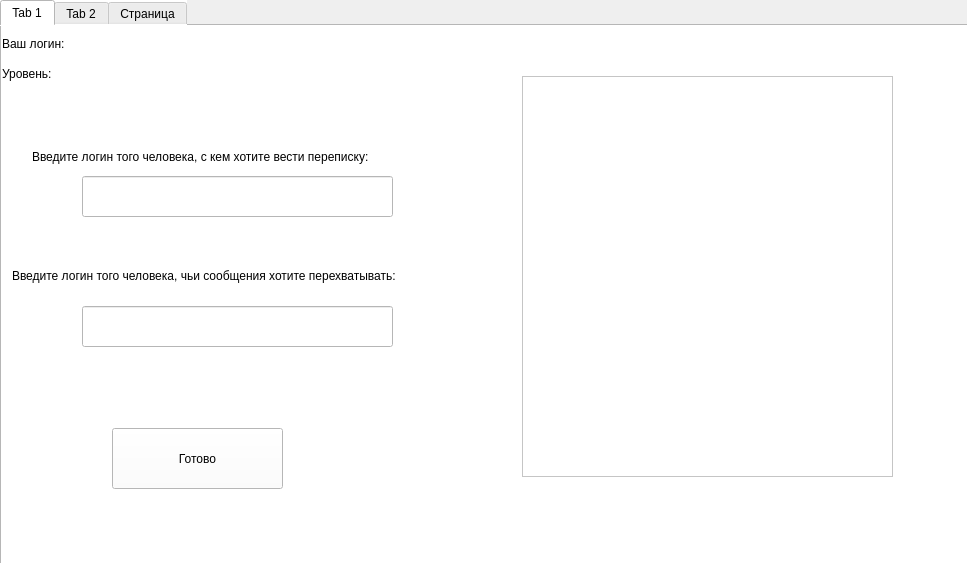
First picture: the form in Qt/home_windows.ui, repository shm0nya/Lipilin-s-game, before the edit.
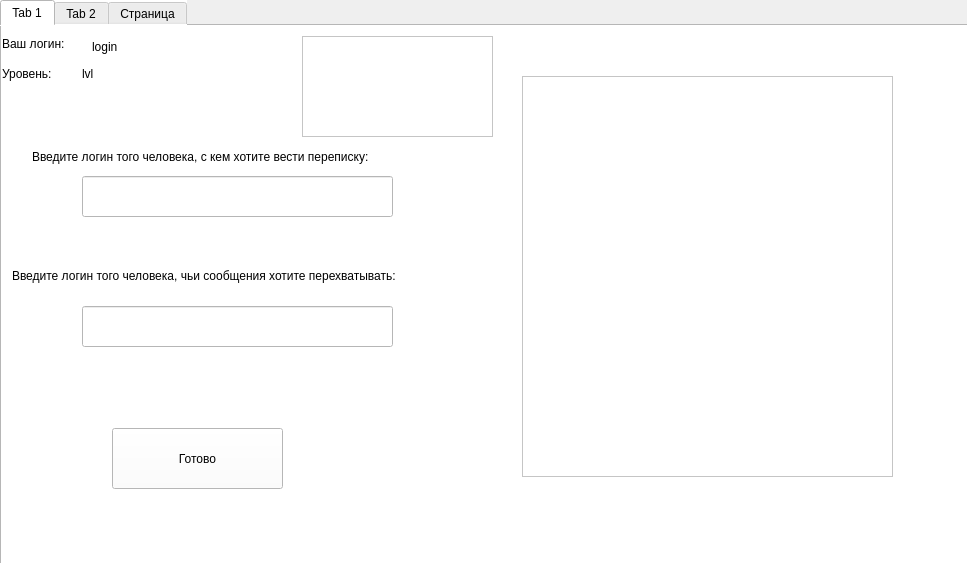
Second picture: the form after the edit.

The edit to the form file:
```diff
--- a/Qt/home_windows.ui
+++ b/Qt/home_windows.ui
@@ -13,19 +13,6 @@
   <property name="windowTitle">
    <string>Form</string>
   </property>
-  <widget class="QLabel" name="label_login">
-   <property name="geometry">
-    <rect>
-     <x>80</x>
-     <y>10</y>
-     <width>191</width>
-     <height>21</height>
-    </rect>
-   </property>
-   <property name="text">
-    <string/>
-   </property>
-  </widget>
   <widget class="QTabWidget" name="tabWidget">
    <property name="geometry">
     <rect>
@@ -144,6 +131,42 @@
       </rect>
      </property>
     </widget>
+    <widget class="QLabel" name="label_login">
+     <property name="geometry">
+      <rect>
+       <x>90</x>
+       <y>10</y>
+       <width>191</width>
+       <height>21</height>
+      </rect>
+     </property>
+     <property name="text">
+      <string>login</string>
+     </property>
+    </widget>
+    <widget class="QLabel" name="label_level">
+     <property name="geometry">
+      <rect>
+       <x>80</x>
+       <y>40</y>
+       <width>201</width>
+       <height>16</height>
+      </rect>
+     </property>
+     <property name="text">
+      <string>lvl</string>
+     </property>
+    </widget>
+    <widget class="QListWidget" name="listWidget">
+     <property name="geometry">
+      <rect>
+       <x>300</x>
+       <y>10</y>
+       <width>191</width>
+       <height>101</height>
+      </rect>
+     </property>
+    </widget>
    </widget>
    <widget class="QWidget" name="tab_2">
     <attribute name="title">
```
Left out of the diff: 20 changed lines with no effect on the pictures.
